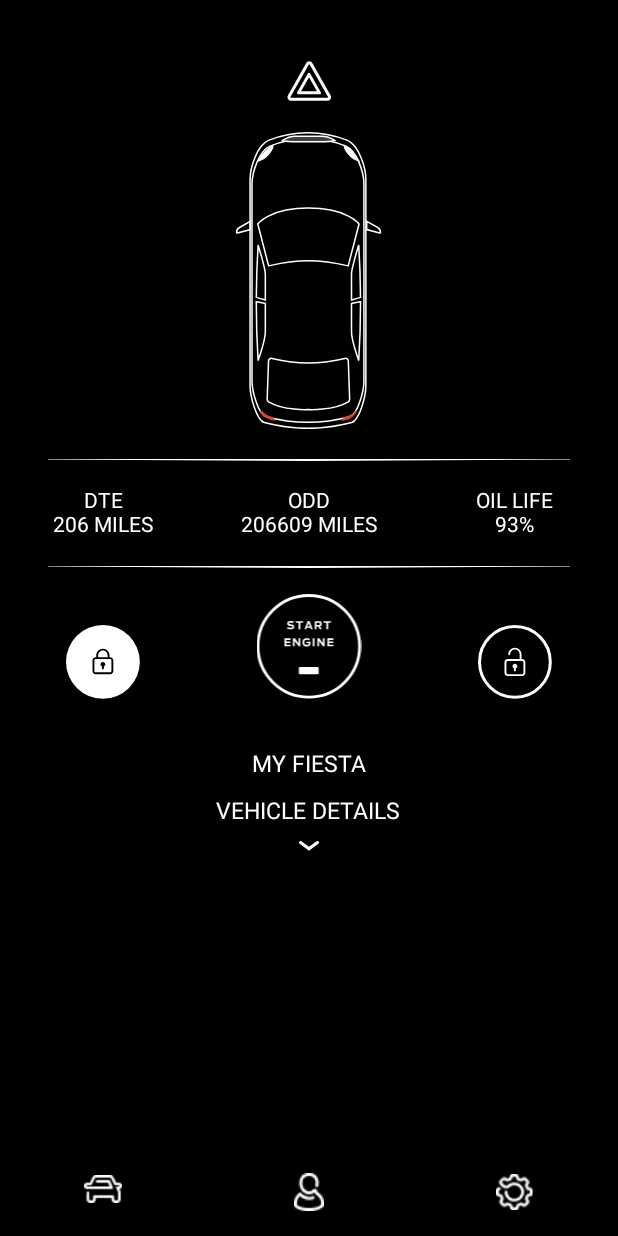
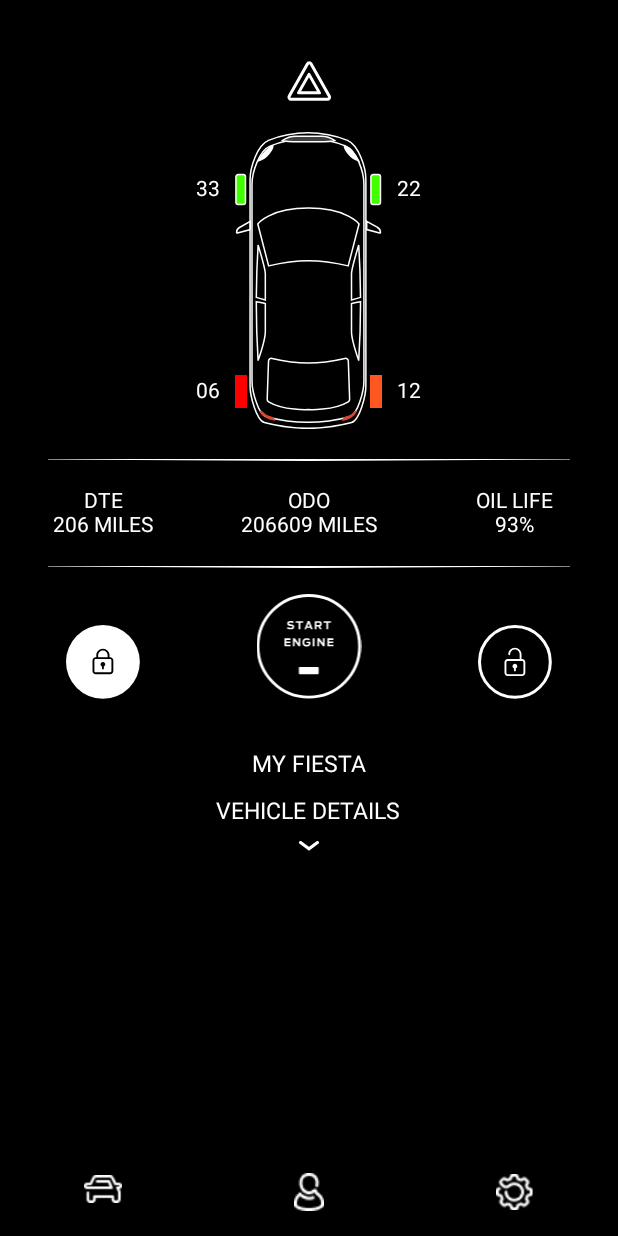
Before and after one commit to Lakshmi-Alwin/Car-Guide-Application-on-JAVA, an Android app: the fragment VehiclePage placed in its activity, on a phone screen of 412 x 824 dp. Run offline under Robolectric (Android 15) with nearby library versions, the phone set to English and light mode, and no system bars; Roboto replaces fonts that are not available here; 3 statements that could not run were skipped.

Commit message:
tyre pressures added

```diff
--- /dev/null
+++ b/app/src/main/res/drawable/tyre.xml
@@ -0,0 +1,11 @@
+<vector xmlns:android="http://schemas.android.com/apk/res/android"
+    android:width="8dp"
+    android:height="22dp"
+    android:viewportWidth="8"
+    android:viewportHeight="22">
+  <path
+      android:strokeWidth="1"
+      android:pathData="M2.1171,1L5.4894,1A1.5,1.5 0,0 1,6.9894 2.5L6.9894,19.5638A1.5,1.5 0,0 1,5.4894 21.0638L2.1171,21.0638A1.5,1.5 0,0 1,0.6171 19.5638L0.6171,2.5A1.5,1.5 0,0 1,2.1171 1z"
+      android:fillColor="#42FF00"
+      android:strokeColor="#ffffff"/>
+</vector>
--- a/app/src/main/res/layout/fragment_vehicle_page.xml
+++ b/app/src/main/res/layout/fragment_vehicle_page.xml
@@ -74,7 +74,78 @@
             android:textColor="@color/white"
             android:layout_marginLeft="315dp"
             android:textStyle="bold"/>
+        <TextView
+            android:id="@+id/tyre_lt"
+            android:layout_width="wrap_content"
+            android:layout_height="wrap_content"
+            android:text="33"
+            android:textColor="@color/white"
+            android:layout_toLeftOf="@+id/maincar"
+            android:layout_marginTop="115dp"
+            android:layout_marginRight="10dp"/>
 
+        <ImageView
+            android:id="@+id/lt"
+            android:layout_width="wrap_content"
+            android:layout_height="wrap_content"
+            app:srcCompat="@drawable/tyre"
+            android:layout_toRightOf="@+id/tyre_lt"
+            android:layout_marginTop="115dp"/>
+
+        <TextView
+            android:id="@+id/tyre_rt"
+            android:layout_width="wrap_content"
+            android:layout_height="wrap_content"
+            android:text="22"
+            android:textColor="@color/white"
+            android:layout_toRightOf="@+id/maincar"
+            android:layout_marginTop="115dp"
+            android:layout_marginLeft="10dp"/>
+
+        <ImageView
+            android:id="@+id/rt"
+            android:layout_width="wrap_content"
+            android:layout_height="wrap_content"
+            app:srcCompat="@drawable/tyre"
+            android:layout_toLeftOf="@+id/tyre_rt"
+            android:layout_marginTop="115dp" />
+
+        <TextView
+            android:id="@+id/tyre_lb"
+            android:layout_width="wrap_content"
+            android:layout_height="wrap_content"
+            android:text="06"
+            android:textColor="@color/white"
+            android:layout_toLeftOf="@+id/maincar"
+            android:layout_marginTop="250dp"
+            android:layout_marginRight="10dp"/>
+
+        <ImageView
+            android:id="@+id/lb"
+            android:layout_width="wrap_content"
+            android:layout_height="wrap_content"
+            app:srcCompat="@drawable/tyre"
+            android:layout_toRightOf="@+id/tyre_lb"
+            android:layout_marginTop="250dp"
+            android:foreground="@color/red" />
+        <TextView
+            android:id="@+id/tyre_rb"
+            android:layout_width="wrap_content"
+            android:layout_height="wrap_content"
+            android:text="12"
+            android:textColor="@color/white"
+            android:layout_toRightOf="@+id/maincar"
+            android:layout_marginTop="250dp"
+            android:layout_marginLeft="10dp"/>
+
+        <ImageView
+            android:id="@+id/rb"
+            android:layout_width="wrap_content"
+            android:layout_height="wrap_content"
+            app:srcCompat="@drawable/tyre"
+            android:layout_toLeftOf="@+id/tyre_rb"
+            android:layout_marginTop="250dp"
+            android:foreground="@color/orange" />
         <RelativeLayout
             android:layout_width="match_parent"
             android:layout_height="wrap_content"
@@ -126,7 +197,7 @@
                             android:layout_width="wrap_content"
                             android:layout_height="wrap_content"
                             android:layout_centerInParent="true"
-                            android:text="ODD\n206609 MILES"
+                            android:text="ODO\n206609 MILES"
                             android:textAlignment="center"
                             android:textColor="@color/white"/>
                     </RelativeLayout>
--- a/app/src/main/res/values/colors.xml
+++ b/app/src/main/res/values/colors.xml
@@ -5,4 +5,7 @@
     <color name="colorAccent">#D81B60</color>
     <color name="white">#ffffff</color>
     <color name="black">#000000</color>
+    <color name="red">#ff0000</color>
+    <color name="orange">#FF5722</color>
+    <color name="green">#00ff00</color>
 </resources>
```
Also changed, not shown: app/src/main/java/com/example/carguide/AddVehicle.java (line endings or trailing spaces).
